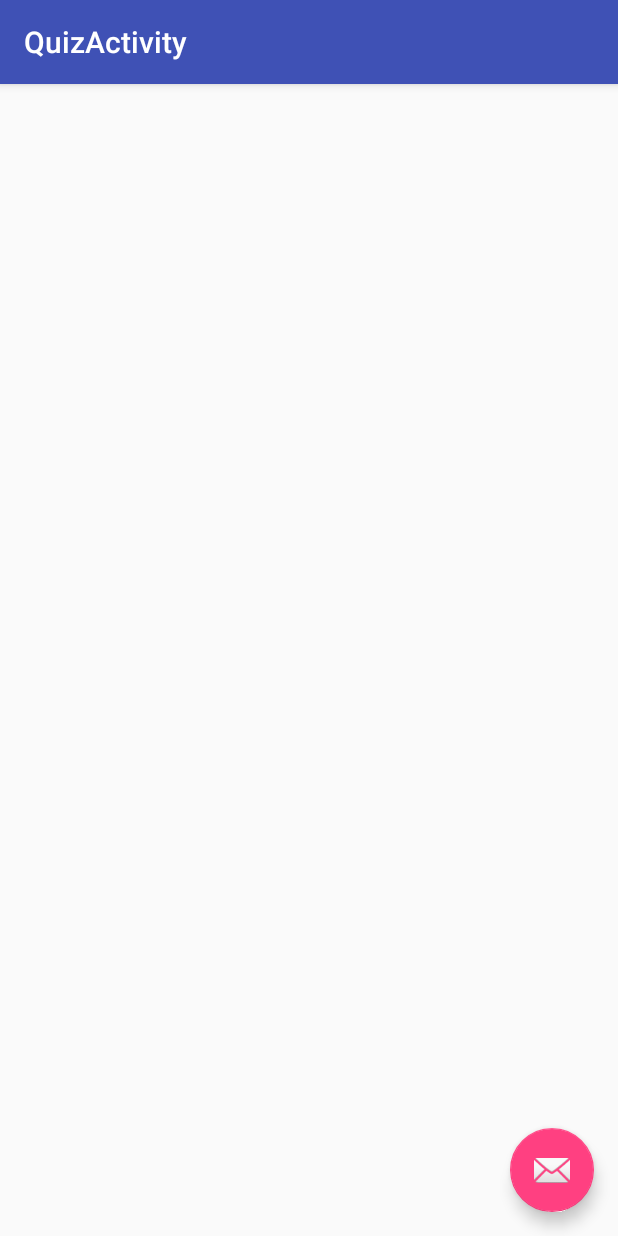
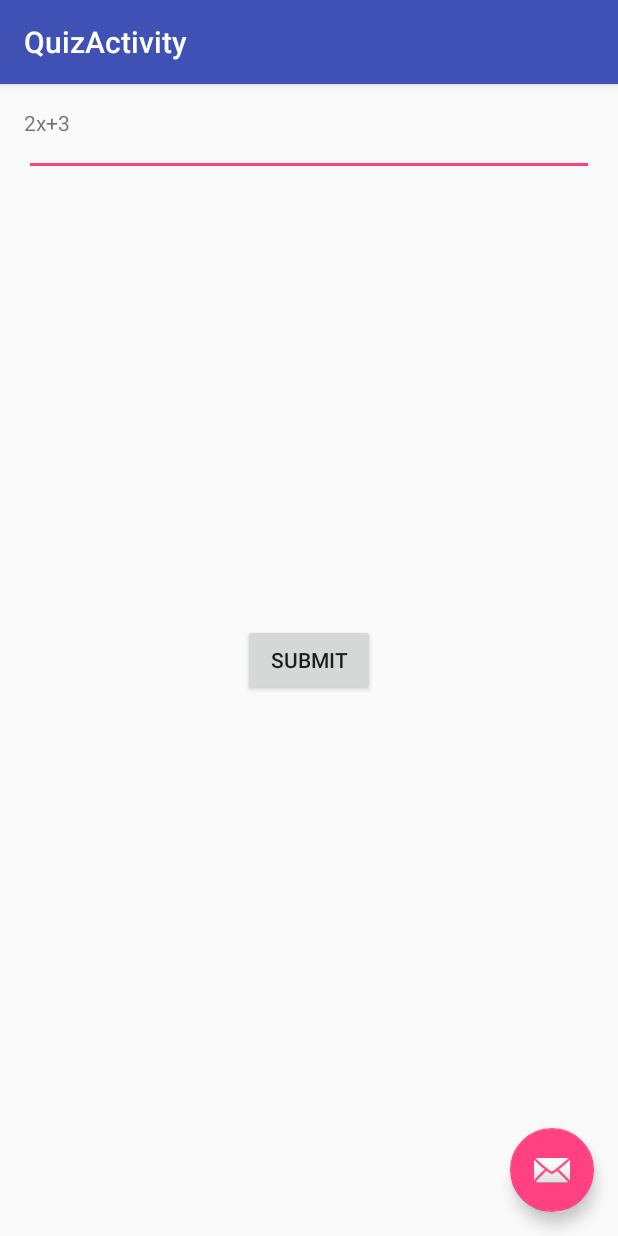
Before and after one commit to ilan1/MathStar, an Android app: the QuizActivity screen opened directly, with no data from a screen before it, on a phone screen of 412 x 824 dp. Run offline under Robolectric (Android 15) with nearby library versions, the phone set to English and light mode, and no system bars.

Commit message:
Rough start to the Quiz Activity Currently displays the very first question of the data array

```diff
--- /dev/null
+++ b/app/src/main/java/home/test2/Data.java
@@ -0,0 +1,17 @@
+package home.test2;
+
+import java.util.List;
+
+/**
+ * Created by christal on 3/19/2016.
+ */
+public class Data {
+    private List<Question> questions;
+    public List<Question> getData() {return questions;}
+    public void setData(List<Question> data) {
+        this.questions = data;
+    }
+
+    private static final Data holder = new Data();
+    public static Data getInstance() {return holder;}
+}
--- a/app/src/main/java/home/test2/MainActivity.java
+++ b/app/src/main/java/home/test2/MainActivity.java
@@ -52,15 +52,13 @@ public class MainActivity extends AppCompatActivity {
         /*parse xml*/
         try {
             List<Question> questions = new XMLPullParser().parse(getAssets().open("temp.xml"));
-
+            Data.getInstance().setData(questions);
         }catch (Exception e){
             e.printStackTrace();
             Log.e("mathstar", e.getMessage());
         }
+
     }
-
-
-
 
 
     @Override
--- a/app/src/main/java/home/test2/QuizActivity.java
+++ b/app/src/main/java/home/test2/QuizActivity.java
@@ -6,9 +6,20 @@ import android.support.design.widget.Snackbar;
 import android.support.v7.app.AppCompatActivity;
 import android.support.v7.widget.Toolbar;
 import android.view.View;
+import android.widget.Button;
+import android.widget.LinearLayout;
+import android.widget.TextView;
+
+import org.w3c.dom.Text;
+
+import java.util.List;
 
 public class QuizActivity extends AppCompatActivity {
 
+    private Button submitButton;
+    TextView questionView;
+    private int currentQuestion = 1;
+    List<Question> data = Data.getInstance().getData();
     @Override
     protected void onCreate(Bundle savedInstanceState) {
         super.onCreate(savedInstanceState);
@@ -16,14 +27,23 @@ public class QuizActivity extends AppCompatActivity {
         Toolbar toolbar = (Toolbar) findViewById(R.id.toolbar);
         setSupportActionBar(toolbar);
 
-        FloatingActionButton fab = (FloatingActionButton) findViewById(R.id.fab);
-        fab.setOnClickListener(new View.OnClickListener() {
+        /*display code here somehow*/
+        initialize();
+    }
+
+    public void initialize(){
+        submitButton = (Button) findViewById(R.id.submitButton);
+        questionView = (TextView) findViewById(R.id.questionView);
+        showQuestion();
+        submitButton.setOnClickListener(new View.OnClickListener() {
             @Override
-            public void onClick(View view) {
-                Snackbar.make(view, "Replace with your own action", Snackbar.LENGTH_LONG)
-                        .setAction("Action", null).show();
+            public void onClick(View v) {
+               // check();
             }
         });
     }
-
+    public void showQuestion(){
+        currentQuestion++;
+        questionView.setText(data.get(0).getProblem());
+    }
 }
--- a/app/src/main/res/layout/content_quiz.xml
+++ b/app/src/main/res/layout/content_quiz.xml
@@ -12,4 +12,20 @@
     tools:context="home.test2.QuizActivity"
     tools:showIn="@layout/activity_quiz">
 
+    <TextView
+        android:layout_width="match_parent"
+        android:layout_height="wrap_content"
+        android:id="@+id/questionView"
+        android:text="Question"/>
+    <EditText
+        android:layout_width="match_parent"
+        android:layout_height="wrap_content"
+        android:id="@+id/answerText"/>
+    <Button
+        android:layout_width="wrap_content"
+        android:layout_height="wrap_content"
+        android:text="Submit"
+        android:id="@+id/submitButton"
+        android:layout_centerVertical="true"
+        android:layout_centerHorizontal="true" />
 </RelativeLayout>
```
Also changed, not shown: app/src/main/java/home/test2/Question.java (+4 -4 lines), app/src/main/java/home/test2/QuizMenu.java (+13 -5 lines).
